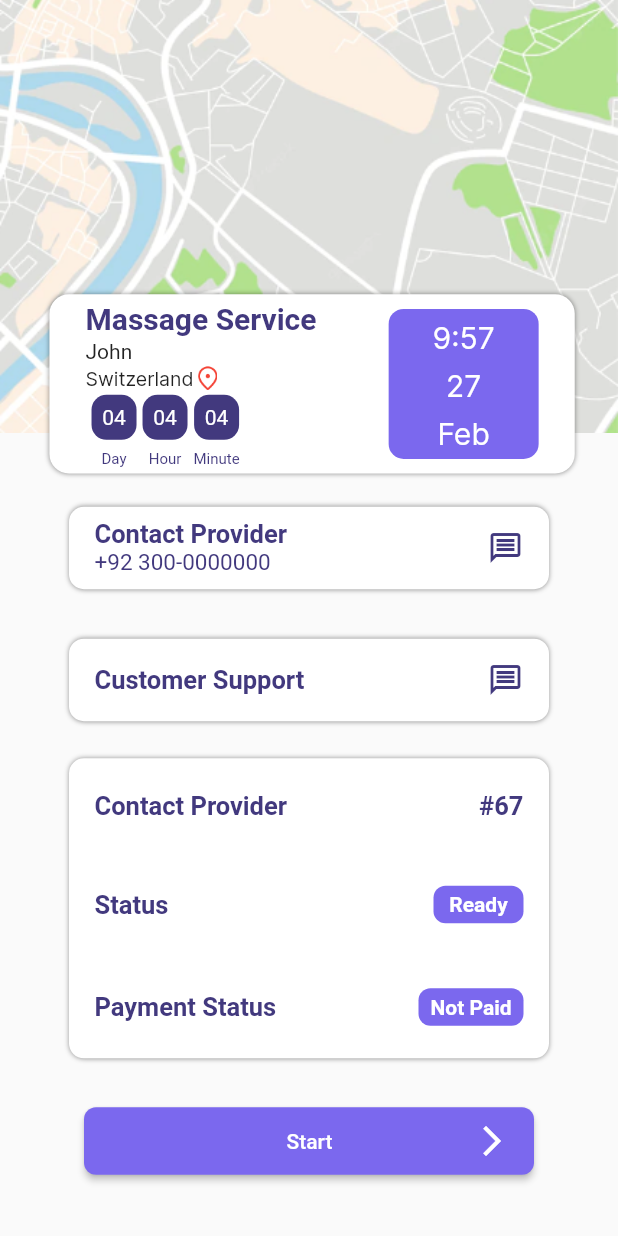
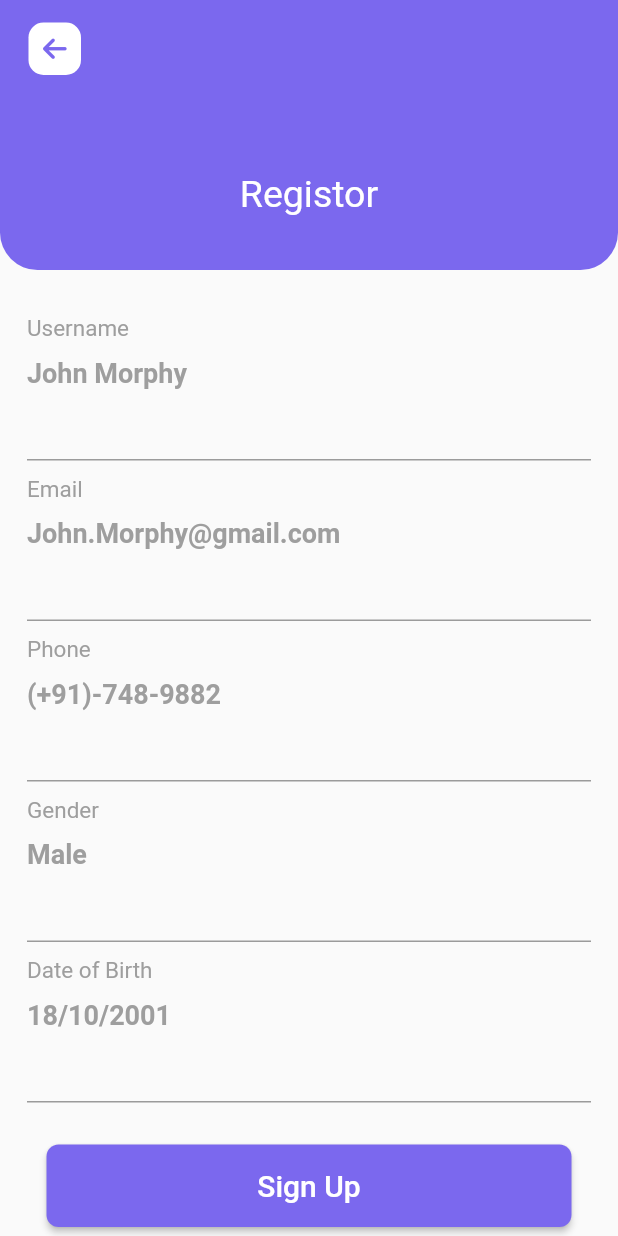
Before and after one commit to MuhammadAhmadAk/Lepo-App, a Flutter app: the screen it shows after launch, on a phone screen of 412 x 824 dp. Run offline on Flutter 3.47's test engine with Material 2 defaults, Android fonts, the phone set to English and light mode, and no system bars; our stand-ins replace bubble, flutter_rating_bar, font_awesome_flutter, google_nav_bar, persistent_bottom_nav_bar, pinput and 2 more; missing offline and left inert: flutter_image_slider.

Commit message:
4/3/2023

```diff
--- a/lib/Constants/images.dart
+++ b/lib/Constants/images.dart
@@ -16,6 +16,12 @@ const icPaypal = "assets/icons/paypal.png";
 const icDollar = "assets/icons/dollar.png";
 const icRazorPay = "assets/icons/razorpay.png";
 const imgMap = "assets/images/map.png";
+const icGoogle = "assets/icons/Google.png";
+const icFacebook = "assets/icons/facebook.png";
+const icApple = "assets/icons/apple.png";
+const tabletImg = "assets/icons/Tablet.png";
+
+
 
 //Home Page image
 const imgWetFloor = "assets/images/wet-floor.png";
--- a/lib/Dashboard/Components/profile_textfiled.dart
+++ b/lib/Dashboard/Components/profile_textfiled.dart
@@ -24,24 +24,24 @@ class ProfileTextField extends StatelessWidget {
         children: [
           Text(
             label!,
-            style: TextStyle(fontSize: 15, color: Colors.grey),
+            style: const TextStyle(fontSize: 15, color: Colors.grey),
           ),
-          SizedBox(
+          const SizedBox(
             height: 10,
           ),
           Text(
             labelInfo!,
-            style: TextStyle(
+            style: const TextStyle(
                 fontSize: 18, color: Colors.grey, fontWeight: FontWeight.bold),
           ),
           TextField(
             keyboardType: inputType,
             controller: controller,
-            decoration: InputDecoration(
+            decoration: const InputDecoration(
               contentPadding: EdgeInsets.symmetric(horizontal: 8, vertical: 10),
             ),
           ),
-          SizedBox(
+          const SizedBox(
             height: 10,
           )
         ],
--- /dev/null
+++ b/lib/Dashboard/Pages/Auth Directory/register.dart
@@ -0,0 +1,91 @@
+import 'package:flutter/material.dart';
+import 'package:lepo_project/Constants/colors.dart';
+import 'package:lepo_project/Dashboard/Components/appbar.dart';
+import 'package:lepo_project/Dashboard/Components/custom_button.dart';
+import 'package:lepo_project/Dashboard/Components/profile_textfiled.dart';
+
+class RegisterScreen extends StatefulWidget {
+  const RegisterScreen({Key? key}) : super(key: key);
+
+  @override
+  State<RegisterScreen> createState() => _RegisterScreenState();
+}
+class _RegisterScreenState extends State<RegisterScreen> {
+  @override
+  Widget build(BuildContext context) {
+    return Scaffold(
+      body: SafeArea(
+        child: SingleChildScrollView(
+          child: Column(
+            children: [
+              Container(
+                height: 180,
+                decoration: const BoxDecoration(
+                  color: appcolor,
+                  borderRadius: BorderRadius.only(
+                      bottomRight: Radius.circular(25),
+                      bottomLeft: Radius.circular(25)),
+                ),
+                child: Column(
+                  children: const [
+                    AppbarWidget(
+                      title: "",
+                      color: whiteColor,
+                      buttonColor: whiteColor,
+                      iconColor: appcolor,
+                    ),
+                    const SizedBox(
+                      height: 50,
+                    ),
+                    Text("Registor",style: TextStyle(fontSize: 25,color: whiteColor),)
+
+                  ],
+                ),
+              ),
+
+              const SizedBox(
+                height: 30,
+              ),
+              const ProfileTextField(
+                label: "Username",
+                labelInfo: "John Morphy",
+                inputType: TextInputType.name,
+              ),
+              const ProfileTextField(
+                label: "Email",
+                labelInfo: "John.Morphy@gmail.com",
+                inputType: TextInputType.emailAddress,
+              ),
+              const ProfileTextField(
+                label: "Phone",
+                labelInfo: "(+91)-748-9882",
+                inputType: TextInputType.phone,
+              ),
+              const ProfileTextField(
+                label: "Gender",
+                labelInfo: "Male",
+                inputType: TextInputType.text,
+              ),
+              const ProfileTextField(
+                label: "Date of Birth",
+                labelInfo: "18/10/2001",
+                inputType: TextInputType.datetime,
+              ),
+              SizedBox(height: 10,),
+              CustombuttonWidget(
+                onPressed: () {},
+                buttonWidth: 350,
+                buttonHeight: 55,
+                buttonBackgroundColor: appcolor,
+                child: const Text(
+                  "Sign Up",
+                  style: TextStyle(fontSize: 20),
+                ),
+              )
+            ],
+          ),
+        ),
+      ),
+    );
+  }
+}
--- a/lib/main.dart
+++ b/lib/main.dart
@@ -2,12 +2,15 @@ import 'package:flutter/material.dart';
 import 'package:lepo_project/Dashboard/Pages/Account_Directory/Profile_Directory/edit_profile.dart';
 import 'package:lepo_project/Dashboard/Admin_Directory/management_screen.dart';
 import 'package:lepo_project/Dashboard/Admin_Directory/support.dart';
+import 'package:lepo_project/Dashboard/Pages/Auth%20Directory/login.dart';
+import 'package:lepo_project/Dashboard/Pages/Auth%20Directory/otp-screen.dart';
 import 'package:lepo_project/Dashboard/Pages/CheckOut_Directory/checkout.dart';
 import 'package:lepo_project/Dashboard/Pages/Order%20Directory/track_order_screen.dart';
 import 'package:lepo_project/Dashboard/persistent_bottom_nav.dart';
 
 import 'Dashboard/Admin_Directory/Pages/Home_Directory/admin_home_screen.dart';
 import 'Dashboard/Pages/Account_Directory/Profile_Directory/profile_Review.dart';
+import 'Dashboard/Pages/Auth Directory/register.dart';
 
 void main() {
   runApp(const MyApp());
@@ -25,7 +28,7 @@ class MyApp extends StatelessWidget {
       theme: ThemeData(
         primarySwatch: Colors.blue,
       ),
-      home: const TrackOrderScreen(),
+      home: const RegisterScreen(),
     );
   }
 }
--- a/pubspec.yaml
+++ b/pubspec.yaml
@@ -44,6 +44,7 @@ dependencies:
   syncfusion_flutter_charts: ^20.4.52
   bubble: ^1.2.1
   table_calendar: ^3.0.9
+  pinput: ^2.2.31
 dev_dependencies:
   flutter_test:
     sdk: flutter
```
Also changed, not shown: lib/Dashboard/Pages/Auth Directory/login.dart (added, +181 -0 lines), lib/Dashboard/Pages/Auth Directory/otp-screen.dart (added, +107 -0 lines), assets/icons/Google.png (added), assets/icons/Tablet.png (added), assets/icons/apple.png (added), assets/icons/facebook.png (added), pubspec.lock, 5 other files.
